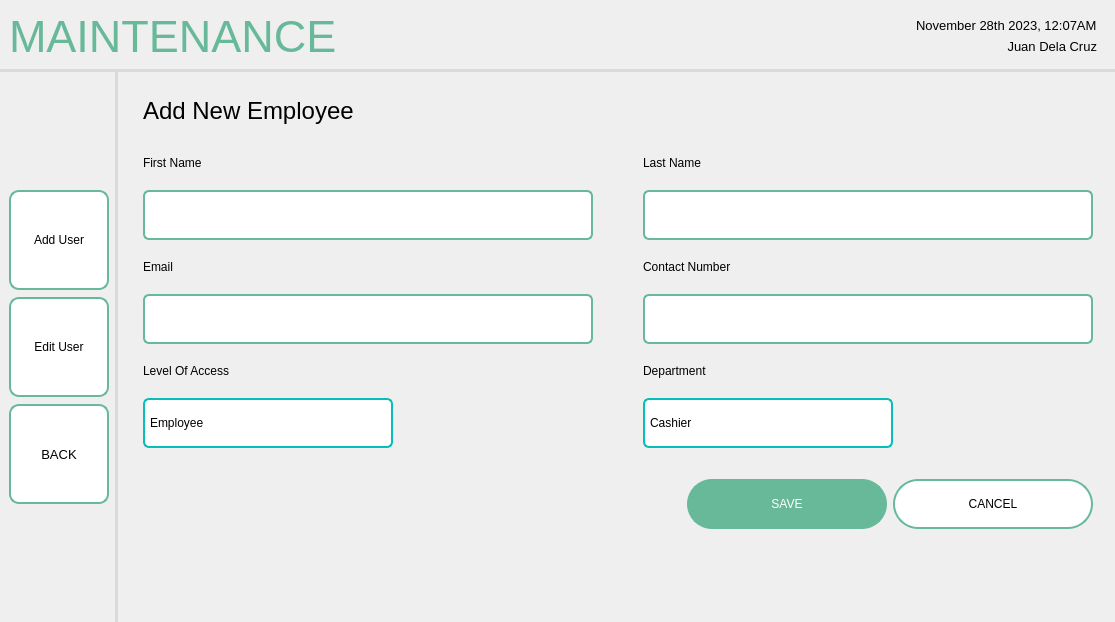
The window that screens/ui/admin_ui/admin_maintenance/maintenanceADDUser.ui (sehae/POS-with-Inventory-System) describes before a commit, drawn with Qt 5.
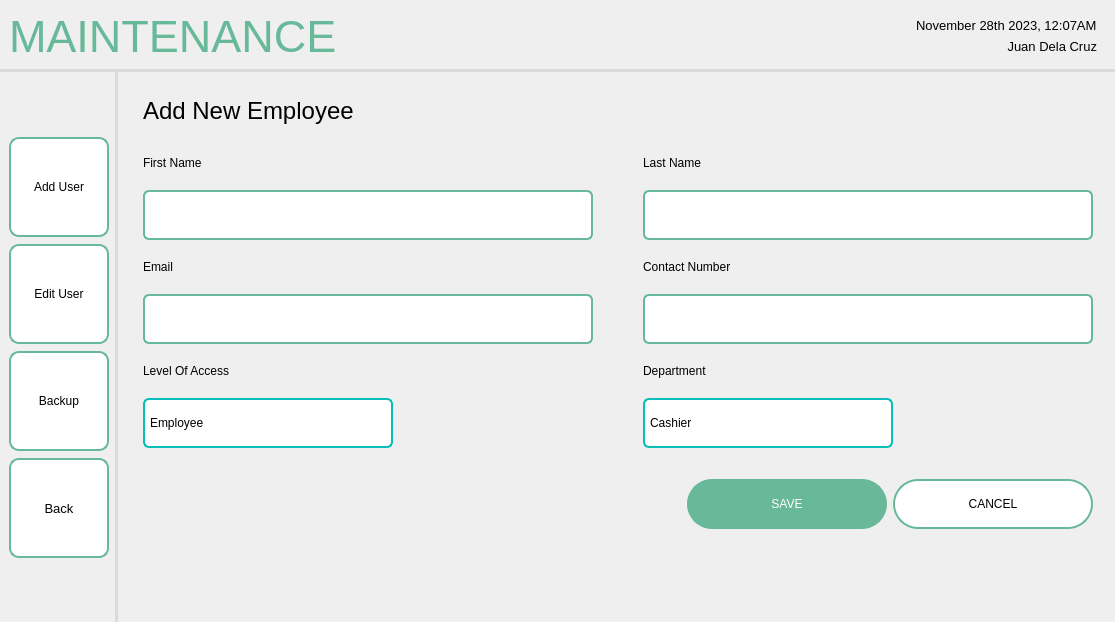
The same window after the commit. Icons and pictures are not drawn.

Commit message: added backup UI + lambda back

```diff
--- a/screens/ui/admin_ui/admin_maintenance/maintenanceADDUser.ui
+++ b/screens/ui/admin_ui/admin_maintenance/maintenanceADDUser.ui
@@ -162,6 +162,43 @@
             </property>
            </widget>
           </item>
+          <item>
+           <widget class="QPushButton" name="backupBTN">
+            <property name="minimumSize">
+             <size>
+              <width>100</width>
+              <height>100</height>
+             </size>
+            </property>
+            <property name="maximumSize">
+             <size>
+              <width>100</width>
+              <height>100</height>
+             </size>
+            </property>
+            <property name="styleSheet">
+             <string notr="true">QPushButton {
+    background-color: white;
+    border: 2px solid #67B99A;
+    color: black;
+    padding: 8px 16px;
+    border-radius: 10px;
+}
+
+QPushButton:hover {
+    border: 2px solid #4D926D;
+}
+
+QPushButton:pressed {
+	background-color: #F0F0F0;
+	border: 2px solid #265C42;
+}</string>
+            </property>
+            <property name="text">
+             <string>Backup</string>
+            </property>
+           </widget>
+          </item>
           <item>
            <widget class="QPushButton" name="backButton">
             <property name="sizePolicy">
@@ -206,7 +243,7 @@
 }</string>
             </property>
             <property name="text">
-             <string>BACK</string>
+             <string>Back</string>
             </property>
             <property name="icon">
              <iconset>
```
The commit also changes 9 other files.
